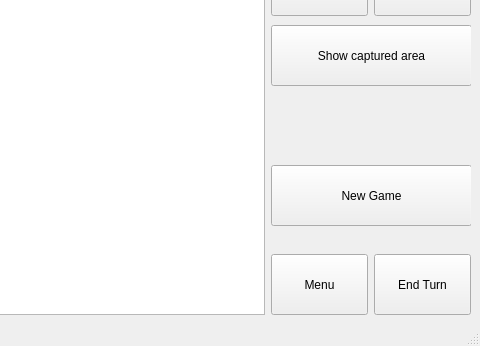
Moisiov/TIE-02402_Ohjelmointi_3, file Game/mapwindow.ui: the form before one commit; both pictures show x 320 to 800 and y 254 to 600 of the 800 by 600 pixel window.
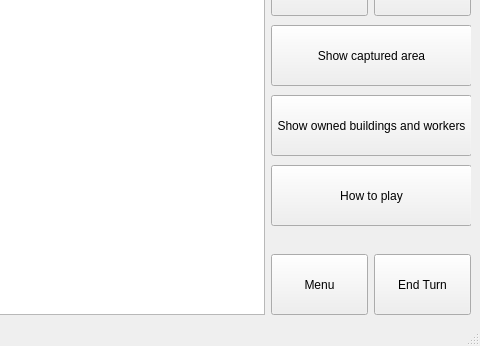
The form after the commit. The open tabs and pages were chosen to show the change. Custom widgets are drawn as their Qt base class.

Commit message: Added new menu button. Made other small fixes.

The edit to the form file:
```diff
--- a/Game/mapwindow.ui
+++ b/Game/mapwindow.ui
@@ -136,7 +136,7 @@
          </rect>
         </property>
         <property name="text">
-         <string>New Game</string>
+         <string>How to play</string>
         </property>
        </widget>
        <widget class="QPushButton" name="capturedAreaBtn">
@@ -155,6 +155,19 @@
          <string>Show captured area</string>
         </property>
        </widget>
+       <widget class="QPushButton" name="buildingsWorkersBtn">
+        <property name="geometry">
+         <rect>
+          <x>0</x>
+          <y>320</y>
+          <width>201</width>
+          <height>61</height>
+         </rect>
+        </property>
+        <property name="text">
+         <string>Show owned buildings and workers</string>
+        </property>
+       </widget>
       </widget>
       <widget class="QWidget" name="tileMenu">
        <property name="sizePolicy">
```
Left out of the diff: 22 changed lines with no effect on the pictures. The commit also changes 7 other files.
